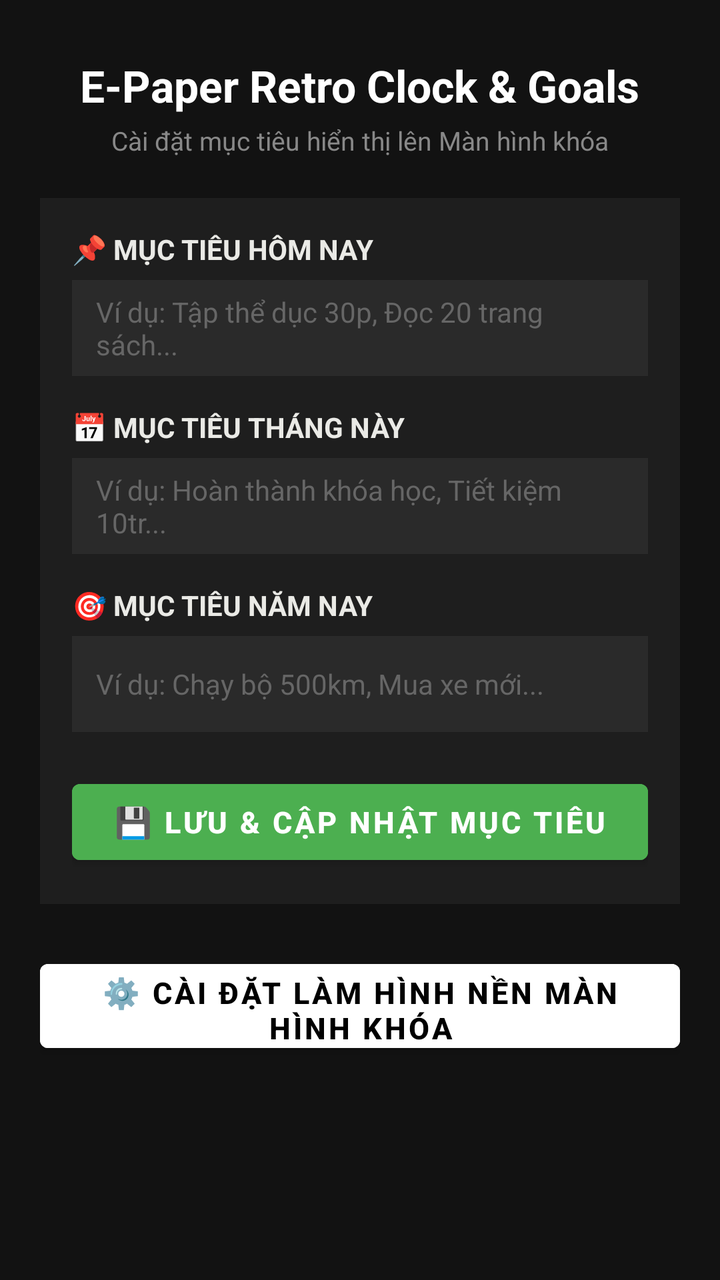
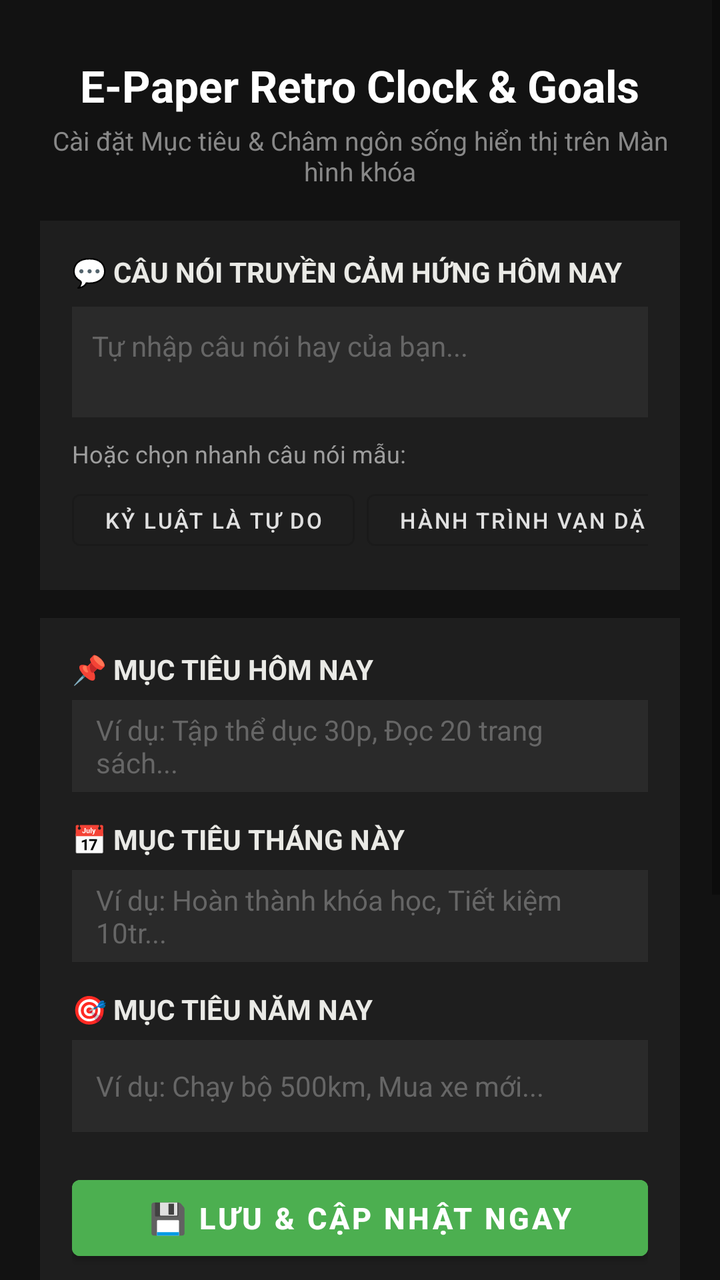

An Android layout rendered at two revisions. The XML below is the earlier revision; the diff shows what the commit changed to produce the second picture.
<!-- AndroidManifest.xml: activity theme Theme.EpaperClock -->
<!-- res/layout/activity_main.xml -->
<?xml version="1.0" encoding="utf-8"?>
<ScrollView xmlns:android="http://schemas.android.com/apk/res/android"
    android:layout_width="match_parent"
    android:layout_height="match_parent"
    android:background="#121212"
    android:fillViewport="true">

    <LinearLayout
        android:layout_width="match_parent"
        android:layout_height="wrap_content"
        android:gravity="center_horizontal"
        android:orientation="vertical"
        android:padding="20dp">

        <TextView
            android:layout_width="wrap_content"
            android:layout_height="wrap_content"
            android:layout_marginTop="8dp"
            android:text="E-Paper Retro Clock &amp; Goals"
            android:textColor="#FFFFFF"
            android:textSize="22sp"
            android:textStyle="bold" />

        <TextView
            android:layout_width="wrap_content"
            android:layout_height="wrap_content"
            android:layout_marginTop="4dp"
            android:gravity="center"
            android:text="Cài đặt mục tiêu hiển thị lên Màn hình khóa"
            android:textColor="#888888"
            android:textSize="13sp" />

        
        <LinearLayout
            android:layout_width="match_parent"
            android:layout_height="wrap_content"
            android:layout_marginTop="20dp"
            android:background="#1E1E1E"
            android:orientation="vertical"
            android:padding="16dp">

            <TextView
                android:layout_width="wrap_content"
                android:layout_height="wrap_content"
                android:text="📌 MỤC TIÊU HÔM NAY"
                android:textColor="#EAEAE6"
                android:textSize="14sp"
                android:textStyle="bold" />

            <EditText
                android:id="@+id/edtTodayGoal"
                android:layout_width="match_parent"
                android:layout_height="48dp"
                android:layout_marginTop="6dp"
                android:background="#2A2A2A"
                android:hint="Ví dụ: Tập thể dục 30p, Đọc 20 trang sách..."
                android:paddingHorizontal="12dp"
                android:textColor="#FFFFFF"
                android:textColorHint="#666666"
                android:textSize="14sp" />

            <TextView
                android:layout_width="wrap_content"
                android:layout_height="wrap_content"
                android:layout_marginTop="16dp"
                android:text="📅 MỤC TIÊU THÁNG NÀY"
                android:textColor="#EAEAE6"
                android:textSize="14sp"
                android:textStyle="bold" />

            <EditText
                android:id="@+id/edtMonthGoal"
                android:layout_width="match_parent"
                android:layout_height="48dp"
                android:layout_marginTop="6dp"
                android:background="#2A2A2A"
                android:hint="Ví dụ: Hoàn thành khóa học, Tiết kiệm 10tr..."
                android:paddingHorizontal="12dp"
                android:textColor="#FFFFFF"
                android:textColorHint="#666666"
                android:textSize="14sp" />

            <TextView
                android:layout_width="wrap_content"
                android:layout_height="wrap_content"
                android:layout_marginTop="16dp"
                android:text="🎯 MỤC TIÊU NĂM NAY"
                android:textColor="#EAEAE6"
                android:textSize="14sp"
                android:textStyle="bold" />

            <EditText
                android:id="@+id/edtYearGoal"
                android:layout_width="match_parent"
                android:layout_height="48dp"
                android:layout_marginTop="6dp"
                android:background="#2A2A2A"
                android:hint="Ví dụ: Chạy bộ 500km, Mua xe mới..."
                android:paddingHorizontal="12dp"
                android:textColor="#FFFFFF"
                android:textColorHint="#666666"
                android:textSize="14sp" />

            <Button
                android:id="@+id/btnSaveGoals"
                android:layout_width="match_parent"
                android:layout_height="50dp"
                android:layout_marginTop="20dp"
                android:backgroundTint="#4CAF50"
                android:text="💾 Lưu &amp; Cập nhật Mục Tiêu"
                android:textColor="#FFFFFF"
                android:textSize="15sp"
                android:textStyle="bold" />

        </LinearLayout>

        <Button
            android:id="@+id/btnSetWallpaper"
            android:layout_width="match_parent"
            android:layout_height="54dp"
            android:layout_marginTop="24dp"
            android:backgroundTint="#FFFFFF"
            android:text="⚙️ Cài đặt làm Hình nền Màn hình khóa"
            android:textColor="#000000"
            android:textSize="15sp"
            android:textStyle="bold" />

    </LinearLayout>
</ScrollView>
<!-- resources referenced by this layout -->
<resources>
  <style name="Theme.EpaperClock" parent="Theme.MaterialComponents.DayNight.NoActionBar">
          <item name="colorPrimary">@color/primary</item>
          <item name="android:statusBarColor">@color/black</item>
          <item name="android:navigationBarColor">@color/black</item>
      </style>
  <color name="primary">#FF2A2A2A</color>
  <color name="black">#FF000000</color>
</resources>

<!-- the commit's change to res/layout/activity_main.xml (unified diff, before → after) -->
@@ -26,7 +26,7 @@
             android:layout_height="wrap_content"
             android:layout_marginTop="4dp"
             android:gravity="center"
-            android:text="Cài đặt mục tiêu hiển thị lên Màn hình khóa"
+            android:text="Cài đặt Mục tiêu &amp; Châm ngôn sống hiển thị trên Màn hình khóa"
             android:textColor="#888888"
             android:textSize="13sp" />
 
@@ -34,7 +34,7 @@
         <LinearLayout
             android:layout_width="match_parent"
             android:layout_height="wrap_content"
-            android:layout_marginTop="20dp"
+            android:layout_marginTop="16dp"
             android:background="#1E1E1E"
             android:orientation="vertical"
             android:padding="16dp">
@@ -42,6 +42,101 @@
             <TextView
                 android:layout_width="wrap_content"
                 android:layout_height="wrap_content"
+                android:text="💬 CÂU NÓI TRUYỀN CẢM HỨNG HÔM NAY"
+                android:textColor="#EAEAE6"
+                android:textSize="14sp"
+                android:textStyle="bold" />
+
+            <EditText
+                android:id="@+id/edtQuote"
+                android:layout_width="match_parent"
+                android:layout_height="wrap_content"
+                android:layout_marginTop="8dp"
+                android:background="#2A2A2A"
+                android:gravity="top|start"
+                android:hint="Tự nhập câu nói hay của bạn..."
+                android:minLines="2"
+                android:padding="10dp"
+                android:textColor="#FFFFFF"
+                android:textColorHint="#666666"
+                android:textSize="14sp" />
+
+            <TextView
+                android:layout_width="wrap_content"
+                android:layout_height="wrap_content"
+                android:layout_marginTop="10dp"
+                android:text="Hoặc chọn nhanh câu nói mẫu:"
+                android:textColor="#9E9E9E"
+                android:textSize="12sp" />
+
+            
+            <HorizontalScrollView
+                android:layout_width="match_parent"
+                android:layout_height="wrap_content"
+                android:layout_marginTop="6dp"
+                android:scrollbars="none">
+
+                <LinearLayout
+                    android:layout_width="wrap_content"
+                    android:layout_height="wrap_content"
+                    android:orientation="horizontal">
+
+                    <Button
+                        android:id="@+id/btnQuote1"
+                        style="@style/Widget.MaterialComponents.Button.OutlinedButton"
+                        android:layout_width="wrap_content"
+                        android:layout_height="38dp"
+                        android:layout_marginEnd="6dp"
+                        android:text="Kỷ luật là tự do"
+                        android:textColor="#E0E0E0"
+                        android:textSize="11sp" />
+
+                    <Button
+                        android:id="@+id/btnQuote2"
+                        style="@style/Widget.MaterialComponents.Button.OutlinedButton"
+                        android:layout_width="wrap_content"
+                        android:layout_height="38dp"
+                        android:layout_marginEnd="6dp"
+                        android:text="Hành trình vạn dặm..."
+                        android:textColor="#E0E0E0"
+                        android:textSize="11sp" />
+
+                    <Button
+                        android:id="@+id/btnQuote3"
+                        style="@style/Widget.MaterialComponents.Button.OutlinedButton"
+                        android:layout_width="wrap_content"
+                        android:layout_height="38dp"
+                        android:layout_marginEnd="6dp"
+                        android:text="Tốt hơn hôm qua 1%"
+                        android:textColor="#E0E0E0"
+                        android:textSize="11sp" />
+
+                    <Button
+                        android:id="@+id/btnQuote4"
+                        style="@style/Widget.MaterialComponents.Button.OutlinedButton"
+                        android:layout_width="wrap_content"
+                        android:layout_height="38dp"
+                        android:text="Tập trung vào hiện tại"
+                        android:textColor="#E0E0E0"
+                        android:textSize="11sp" />
+
+                </LinearLayout>
+            </HorizontalScrollView>
+
+        </LinearLayout>
+
+        
+        <LinearLayout
+            android:layout_width="match_parent"
+            android:layout_height="wrap_content"
+            android:layout_marginTop="14dp"
+            android:background="#1E1E1E"
+            android:orientation="vertical"
+            android:padding="16dp">
+
+            <TextView
+                android:layout_width="wrap_content"
+                android:layout_height="wrap_content"
                 android:text="📌 MỤC TIÊU HÔM NAY"
                 android:textColor="#EAEAE6"
                 android:textSize="14sp"
@@ -50,7 +145,7 @@
             <EditText
                 android:id="@+id/edtTodayGoal"
                 android:layout_width="match_parent"
-                android:layout_height="48dp"
+                android:layout_height="46dp"
                 android:layout_marginTop="6dp"
                 android:background="#2A2A2A"
                 android:hint="Ví dụ: Tập thể dục 30p, Đọc 20 trang sách..."
@@ -62,7 +157,7 @@
             <TextView
                 android:layout_width="wrap_content"
                 android:layout_height="wrap_content"
-                android:layout_marginTop="16dp"
+                android:layout_marginTop="14dp"
                 android:text="📅 MỤC TIÊU THÁNG NÀY"
                 android:textColor="#EAEAE6"
                 android:textSize="14sp"
@@ -71,7 +166,7 @@
             <EditText
                 android:id="@+id/edtMonthGoal"
                 android:layout_width="match_parent"
-                android:layout_height="48dp"
+                android:layout_height="46dp"
                 android:layout_marginTop="6dp"
                 android:background="#2A2A2A"
                 android:hint="Ví dụ: Hoàn thành khóa học, Tiết kiệm 10tr..."
@@ -83,7 +178,7 @@
             <TextView
                 android:layout_width="wrap_content"
                 android:layout_height="wrap_content"
-                android:layout_marginTop="16dp"
+                android:layout_marginTop="14dp"
                 android:text="🎯 MỤC TIÊU NĂM NAY"
                 android:textColor="#EAEAE6"
                 android:textSize="14sp"
@@ -92,7 +187,7 @@
             <EditText
                 android:id="@+id/edtYearGoal"
                 android:layout_width="match_parent"
-                android:layout_height="48dp"
+                android:layout_height="46dp"
                 android:layout_marginTop="6dp"
                 android:background="#2A2A2A"
                 android:hint="Ví dụ: Chạy bộ 500km, Mua xe mới..."
@@ -105,22 +200,34 @@
                 android:id="@+id/btnSaveGoals"
                 android:layout_width="match_parent"
                 android:layout_height="50dp"
-                android:layout_marginTop="20dp"
+                android:layout_marginTop="18dp"
                 android:backgroundTint="#4CAF50"
-                android:text="💾 Lưu &amp; Cập nhật Mục Tiêu"
+                android:text="💾 Lưu &amp; Cập nhật Ngay"
                 android:textColor="#FFFFFF"
                 android:textSize="15sp"
                 android:textStyle="bold" />
 
         </LinearLayout>
+
+        
+        <TextView
+            android:layout_width="match_parent"
+            android:layout_height="wrap_content"
+            android:layout_marginTop="20dp"
+            android:background="#263238"
+            android:padding="12dp"
+            android:text="💡 Mẹo cho máy Samsung: Khi bấm nút bên dưới, màn hình xem trước của Samsung sẽ hiện 2 tùy chọn:\n• 'Màn hình khóa'\n• 'Màn hình chính và màn hình khóa'\nBạn hãy chọn 'Màn hình khóa' để chỉ áp dụng cho màn hình khóa nhé!"
+            android:textColor="#80CBC4"
+            android:textSize="13sp" />
 
         <Button
             android:id="@+id/btnSetWallpaper"
             android:layout_width="match_parent"
             android:layout_height="54dp"
-            android:layout_marginTop="24dp"
+            android:layout_marginTop="14dp"
+            android:layout_marginBottom="24dp"
             android:backgroundTint="#FFFFFF"
-            android:text="⚙️ Cài đặt làm Hình nền Màn hình khóa"
+            android:text="⚙️ Cài làm Hình nền Màn hình khóa"
             android:textColor="#000000"
             android:textSize="15sp"
             android:textStyle="bold" />
